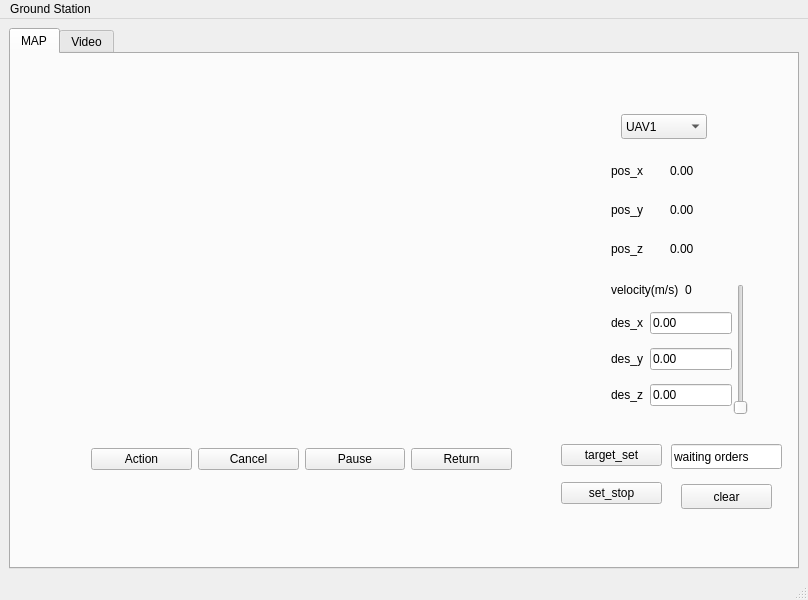
Qt form mainwindow.ui (TellarKnight/qt_ws1) before a commit.
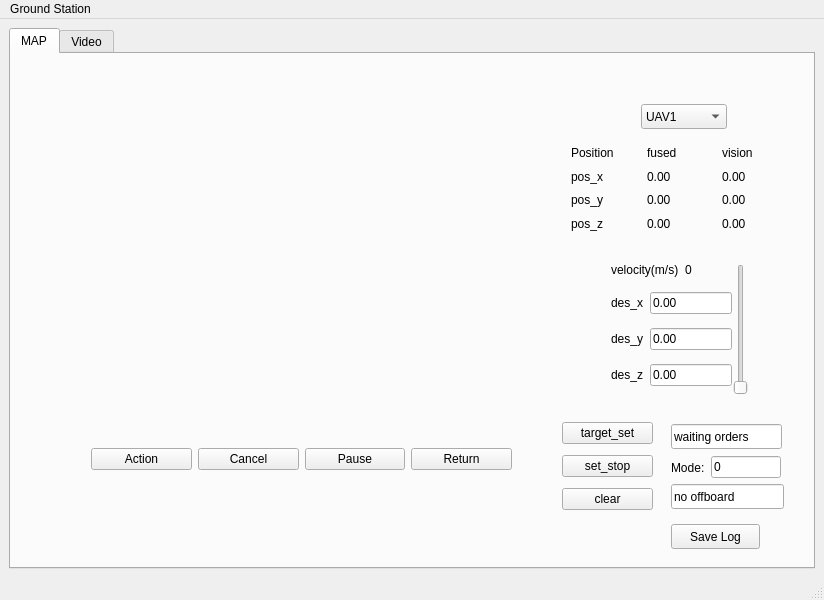
The same form after that commit. Custom widgets are drawn as their Qt base class.

```diff
--- a/mainwindow.ui
+++ b/mainwindow.ui
@@ -6,7 +6,7 @@
    <rect>
     <x>0</x>
     <y>0</y>
-    <width>808</width>
+    <width>824</width>
     <height>600</height>
    </rect>
   </property>
@@ -27,8 +27,8 @@
        <widget class="QComboBox" name="comboBox">
         <property name="geometry">
          <rect>
-          <x>610</x>
-          <y>60</y>
+          <x>630</x>
+          <y>50</y>
           <width>86</width>
           <height>25</height>
          </rect>
@@ -93,99 +93,7 @@
         <property name="geometry">
          <rect>
           <x>600</x>
-          <y>100</y>
-          <width>111</width>
-          <height>111</height>
-         </rect>
-        </property>
-        <layout class="QVBoxLayout" name="verticalLayout">
-         <item>
-          <layout class="QHBoxLayout" name="horizontalLayout">
-           <item>
-            <widget class="QLabel" name="label_2">
-             <property name="text">
-              <string>pos_x</string>
-             </property>
-            </widget>
-           </item>
-           <item>
-            <widget class="QLabel" name="label">
-             <property name="text">
-              <string>0.00</string>
-             </property>
-            </widget>
-           </item>
-          </layout>
-         </item>
-         <item>
-          <layout class="QHBoxLayout" name="horizontalLayout_2">
-           <item>
-            <widget class="QLabel" name="label_3">
-             <property name="text">
-              <string>pos_y</string>
-             </property>
-            </widget>
-           </item>
-           <item>
-            <widget class="QLabel" name="label_4">
-             <property name="text">
-              <string>0.00</string>
-             </property>
-            </widget>
-           </item>
-          </layout>
-         </item>
-         <item>
-          <layout class="QHBoxLayout" name="horizontalLayout_3">
-           <item>
-            <widget class="QLabel" name="label_5">
-             <property name="text">
-              <string>pos_z</string>
-             </property>
-            </widget>
-           </item>
-           <item>
-            <widget class="QLabel" name="label_6">
-             <property name="text">
-              <string>0.00</string>
-             </property>
-            </widget>
-           </item>
-          </layout>
-         </item>
-        </layout>
-       </widget>
-       <widget class="QWidget" name="layoutWidget">
-        <property name="geometry">
-         <rect>
-          <x>550</x>
-          <y>380</y>
-          <width>101</width>
-          <height>81</height>
-         </rect>
-        </property>
-        <layout class="QVBoxLayout" name="verticalLayout_3">
-         <item>
-          <widget class="QPushButton" name="pushButton_6">
-           <property name="text">
-            <string>target_set</string>
-           </property>
-          </widget>
-         </item>
-         <item>
-          <widget class="QPushButton" name="pushButton_5">
-           <property name="text">
-            <string>set_stop</string>
-           </property>
-          </widget>
-         </item>
-        </layout>
-       </widget>
-       <widget class="QWidget" name="layoutWidget">
-        <property name="geometry">
-         <rect>
-          <x>600</x>
-          <y>250</y>
+          <y>230</y>
           <width>121</width>
           <height>111</height>
          </rect>
@@ -247,24 +155,11 @@
          </item>
         </layout>
        </widget>
-       <widget class="QPushButton" name="pushButton_7">
-        <property name="geometry">
-         <rect>
-          <x>670</x>
-          <y>430</y>
-          <width>91</width>
-          <height>25</height>
-         </rect>
-        </property>
-        <property name="text">
-         <string>clear</string>
-        </property>
-       </widget>
        <widget class="QLineEdit" name="lineEdit_4">
         <property name="geometry">
          <rect>
           <x>660</x>
-          <y>390</y>
+          <y>370</y>
           <width>111</width>
           <height>25</height>
          </rect>
@@ -277,7 +172,7 @@
         <property name="geometry">
          <rect>
           <x>720</x>
-          <y>230</y>
+          <y>210</y>
           <width>20</width>
           <height>131</height>
          </rect>
@@ -296,7 +191,7 @@
         <property name="geometry">
          <rect>
           <x>600</x>
-          <y>220</y>
+          <y>200</y>
           <width>131</width>
           <height>31</height>
          </rect>
@@ -318,6 +213,187 @@
          </item>
         </layout>
        </widget>
+       <widget class="QWidget" name="layoutWidget">
+        <property name="geometry">
+         <rect>
+          <x>551</x>
+          <y>363</y>
+          <width>91</width>
+          <height>101</height>
+         </rect>
+        </property>
+        <layout class="QVBoxLayout" name="verticalLayout_3">
+         <item>
+          <widget class="QPushButton" name="pushButton_6">
+           <property name="text">
+            <string>target_set</string>
+           </property>
+          </widget>
+         </item>
+         <item>
+          <widget class="QPushButton" name="pushButton_5">
+           <property name="text">
+            <string>set_stop</string>
+           </property>
+          </widget>
+         </item>
+         <item>
+          <widget class="QPushButton" name="pushButton_7">
+           <property name="text">
+            <string>clear</string>
+           </property>
+          </widget>
+         </item>
+        </layout>
+       </widget>
+       <widget class="QWidget" name="layoutWidget">
+        <property name="geometry">
+         <rect>
+          <x>660</x>
+          <y>400</y>
+          <width>110</width>
+          <height>27</height>
+         </rect>
+        </property>
+        <layout class="QHBoxLayout" name="horizontalLayout_10">
+         <item>
+          <widget class="QLabel" name="label">
+           <property name="text">
+            <string>Mode:</string>
+           </property>
+          </widget>
+         </item>
+         <item>
+          <widget class="QLineEdit" name="lineEdit_tkf">
+           <property name="text">
+            <string>0</string>
+           </property>
+          </widget>
+         </item>
+        </layout>
+       </widget>
+       <widget class="QWidget" name="gridLayoutWidget">
+        <property name="geometry">
+         <rect>
+          <x>560</x>
+          <y>90</y>
+          <width>221</width>
+          <height>88</height>
+         </rect>
+        </property>
+        <layout class="QGridLayout" name="gridLayout_3">
+         <item row="0" column="1">
+          <widget class="QLabel" name="label_4">
+           <property name="text">
+            <string>fused</string>
+           </property>
+          </widget>
+         </item>
+         <item row="2" column="0">
+          <widget class="QLabel" name="label_3">
+           <property name="text">
+            <string>pos_y</string>
+           </property>
+          </widget>
+         </item>
+         <item row="3" column="0">
+          <widget class="QLabel" name="label_5">
+           <property name="text">
+            <string>pos_z</string>
+           </property>
+          </widget>
+         </item>
+         <item row="0" column="0">
+          <widget class="QLabel" name="label_12">
+           <property name="text">
+            <string>Position</string>
+           </property>
+          </widget>
+         </item>
+         <item row="2" column="1">
+          <widget class="QLabel" name="PosyValueLabel">
+           <property name="text">
+            <string>0.00</string>
+           </property>
+          </widget>
+         </item>
+         <item row="3" column="1">
+          <widget class="QLabel" name="PoszValueLabel">
+           <property name="text">
+            <string>0.00</string>
+           </property>
+          </widget>
+         </item>
+         <item row="1" column="1">
+          <widget class="QLabel" name="PosxValueLabel">
+           <property name="text">
+            <string>0.00</string>
+           </property>
+          </widget>
+         </item>
+         <item row="1" column="0">
+          <widget class="QLabel" name="label_2">
+           <property name="text">
+            <string>pos_x</string>
+           </property>
+          </widget>
+         </item>
+         <item row="0" column="2">
+          <widget class="QLabel" name="label_6">
+           <property name="text">
+            <string>vision</string>
+           </property>
+          </widget>
+         </item>
+         <item row="1" column="2">
+          <widget class="QLabel" name="label_vision_x">
+           <property name="text">
+            <string>0.00</string>
+           </property>
+          </widget>
+         </item>
+         <item row="2" column="2">
+          <widget class="QLabel" name="label_vision_y">
+           <property name="text">
+            <string>0.00</string>
+           </property>
+          </widget>
+         </item>
+         <item row="3" column="2">
+          <widget class="QLabel" name="label_vision_z">
+           <property name="text">
+            <string>0.00</string>
+           </property>
+          </widget>
+         </item>
+        </layout>
+       </widget>
+       <widget class="QPushButton" name="btn_log">
+        <property name="geometry">
+         <rect>
+          <x>660</x>
+          <y>470</y>
+          <width>89</width>
+          <height>25</height>
+         </rect>
+        </property>
+        <property name="text">
+         <string>Save Log</string>
+        </property>
+       </widget>
+       <widget class="QLineEdit" name="lineEdit_offb_state">
+        <property name="geometry">
+         <rect>
+          <x>660</x>
+          <y>430</y>
+          <width>113</width>
+          <height>25</height>
+         </rect>
+        </property>
+        <property name="text">
+         <string>no offboard</string>
+        </property>
+       </widget>
       </widget>
       <widget class="QWidget" name="tab_2">
        <attribute name="title">
@@ -390,7 +466,7 @@
     <rect>
      <x>0</x>
      <y>0</y>
-     <width>808</width>
+     <width>824</width>
      <height>22</height>
     </rect>
    </property>
```
